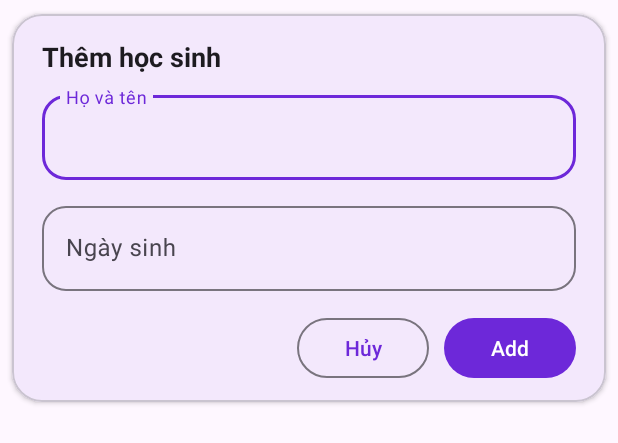
After one commit to nguyentp24/Edu-Connect, an Android app: the layout dialog_add_student.xml on its own in the app's theme, with its tools: preview values and no code run, on a phone screen of 412 x 824 dp. The commit adds this screen. Shown: the top 443 px of the screen. Run offline under Robolectric (Android 15) with nearby library versions, the phone set to English and light mode, and no system bars.

Commit message:
add screen studen in profile

```diff
--- /dev/null
+++ b/app/src/main/res/drawable/ic_add.xml
@@ -0,0 +1,5 @@
+<vector xmlns:android="http://schemas.android.com/apk/res/android" android:height="24dp" android:tint="#000000" android:viewportHeight="960" android:viewportWidth="960" android:width="24dp">
+
+    <path android:fillColor="@android:color/white" android:pathData="M440,520L200,520L200,440L440,440L440,200L520,200L520,440L760,440L760,520L520,520L520,760L440,760L440,520Z"/>
+
+</vector>
--- /dev/null
+++ b/app/src/main/res/layout/dialog_add_student.xml
@@ -0,0 +1,100 @@
+<?xml version="1.0" encoding="utf-8"?>
+<com.google.android.material.card.MaterialCardView xmlns:android="http://schemas.android.com/apk/res/android"
+    xmlns:app="http://schemas.android.com/apk/res-auto"
+    android:layout_width="match_parent"
+    android:layout_height="wrap_content"
+    android:foreground="?attr/selectableItemBackground"
+    android:padding="0dp"
+    app:cardCornerRadius="20dp"
+    app:cardUseCompatPadding="true"
+    app:cardElevation="2dp">
+
+    <LinearLayout
+        android:layout_width="match_parent"
+        android:layout_height="wrap_content"
+        android:orientation="vertical"
+        android:paddingStart="20dp"
+        android:paddingEnd="20dp"
+        android:paddingTop="16dp"
+        android:paddingBottom="12dp">
+
+        <!-- Tiêu đề -->
+        <TextView
+            android:id="@+id/tvTitle"
+            android:layout_width="match_parent"
+            android:layout_height="wrap_content"
+            android:text="Thêm học sinh"
+            android:textStyle="bold"
+            android:textSize="18sp"
+            android:paddingBottom="8dp"
+            android:textColor="?attr/colorOnSurface" />
+
+        <!-- Ô Họ và tên -->
+        <com.google.android.material.textfield.TextInputLayout
+            android:id="@+id/tilName"
+            style="@style/Widget.Material3.TextInputLayout.OutlinedBox"
+            android:layout_width="match_parent"
+            android:layout_height="wrap_content"
+            android:hint="Họ và tên"
+            app:boxCornerRadiusTopStart="16dp"
+            app:boxCornerRadiusTopEnd="16dp"
+            app:boxCornerRadiusBottomStart="16dp"
+            app:boxCornerRadiusBottomEnd="16dp">
+
+            <com.google.android.material.textfield.TextInputEditText
+                android:id="@+id/edtName"
+                android:layout_width="match_parent"
+                android:layout_height="wrap_content"
+                android:inputType="textPersonName"
+                android:maxLines="1" />
+        </com.google.android.material.textfield.TextInputLayout>
+
+        <!-- Ô Ngày sinh -->
+        <com.google.android.material.textfield.TextInputLayout
+            android:id="@+id/tilDob"
+            style="@style/Widget.Material3.TextInputLayout.OutlinedBox"
+            android:layout_width="match_parent"
+            android:layout_height="wrap_content"
+            android:layout_marginTop="12dp"
+            android:hint="Ngày sinh"
+            app:endIconMode="custom"
+            app:boxCornerRadiusTopStart="16dp"
+            app:boxCornerRadiusTopEnd="16dp"
+            app:boxCornerRadiusBottomStart="16dp"
+            app:boxCornerRadiusBottomEnd="16dp">
+
+            <com.google.android.material.textfield.TextInputEditText
+                android:id="@+id/edtDob"
+                android:layout_width="match_parent"
+                android:layout_height="wrap_content"
+                android:focusable="false"
+                android:clickable="true"
+                android:inputType="none" />
+        </com.google.android.material.textfield.TextInputLayout>
+
+        <!-- Hàng nút -->
+        <LinearLayout
+            android:layout_width="match_parent"
+            android:layout_height="wrap_content"
+            android:layout_marginTop="14dp"
+            android:orientation="horizontal"
+            android:gravity="end">
+
+            <com.google.android.material.button.MaterialButton
+                android:id="@+id/btnCancel"
+                style="@style/Widget.Material3.Button.OutlinedButton"
+                android:layout_width="wrap_content"
+                android:layout_height="48dp"
+                android:text="Hủy" />
+
+            <com.google.android.material.button.MaterialButton
+                android:id="@+id/btnAdd"
+                style="@style/Widget.Material3.Button"
+                android:layout_width="wrap_content"
+                android:layout_height="48dp"
+                android:layout_marginStart="10dp"
+                android:text="Add" />
+        </LinearLayout>
+
+    </LinearLayout>
+</com.google.android.material.card.MaterialCardView>
--- a/app/src/main/res/values/strings.xml
+++ b/app/src/main/res/values/strings.xml
@@ -34,4 +34,9 @@
     <string name="reports">Báo cáo</string>
     <string name="no_absent">Hiện tại không có học sinh vắng mặt</string>
 
+    <string name="add_student">Thêm học sinh</string>
+    <string name="student_name">Họ và tên</string>
+    <string name="student_dob">Ngày sinh</string>
+    <string name="add">Add</string>
+
 </resources>
```
Also changed, not shown: app/src/main/java/com/example/educonnect/ui/profile/ClassListActivity.java (+96 -12 lines), app/src/main/res/layout/activity_class_list.xml (+11 -0 lines).
